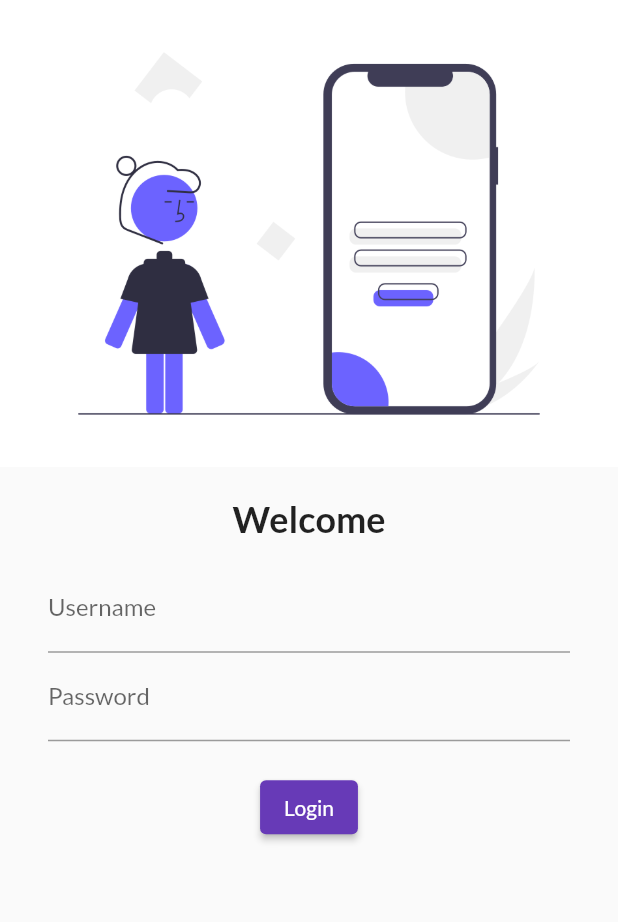
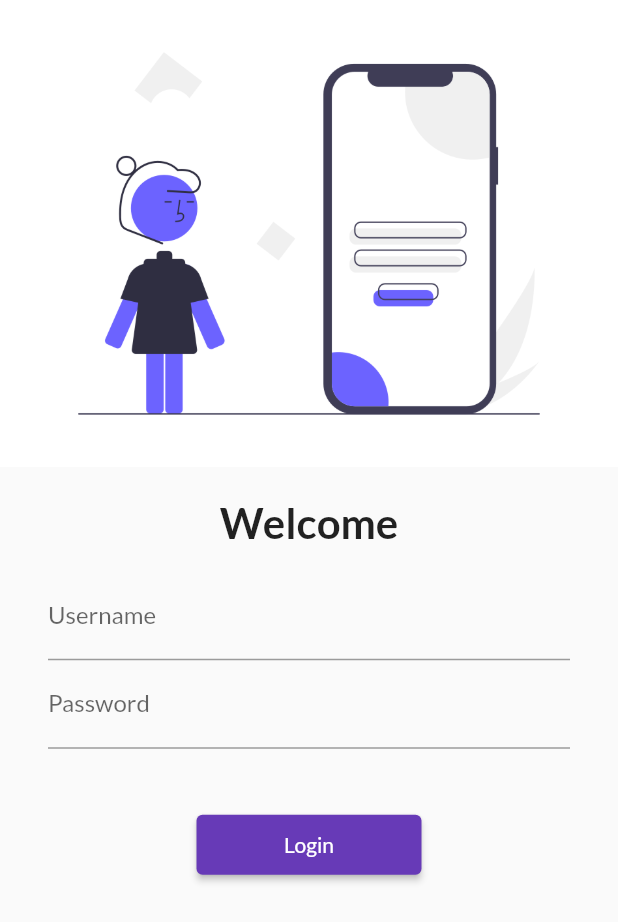
Before and after one commit to manendranathshukla/30DaysOfFlutter, a Flutter app: the screen it shows after launch, on a phone screen of 412 x 824 dp. Shown: the top 922 px of the screen. Run offline on Flutter 3.47's test engine with Material 2 defaults, Android fonts, the phone set to English and light mode, and no system bars; our stand-ins replace google_fonts.

Commit message:
day5 commit

```diff
--- a/lib/main.dart
+++ b/lib/main.dart
@@ -1,6 +1,7 @@
 import 'package:flutter/material.dart';
 import 'package:flutter_catalog/pages/home_page.dart';
 import 'package:flutter_catalog/pages/login_page.dart';
+import 'package:flutter_catalog/utils/routes.dart';
 import 'package:google_fonts/google_fonts.dart';
 
 void main() {
@@ -23,8 +24,8 @@ class MyApp extends StatelessWidget {
       initialRoute: "/login",
       routes: {
         "/": (context) => LoginPage(),
-        "/home": (context) => HomePage(),
-        "/login": (context) => LoginPage(),
+        MyRoutes.homeRoute: (context) => HomePage(),
+        MyRoutes.loginRoute: (context) => LoginPage(),
       },
     );
   }
--- a/lib/pages/login_page.dart
+++ b/lib/pages/login_page.dart
@@ -1,4 +1,5 @@
 import 'package:flutter/material.dart';
+import 'package:flutter_catalog/utils/routes.dart';
 
 class LoginPage extends StatelessWidget {
   const LoginPage({Key? key}) : super(key: key);
@@ -6,6 +7,7 @@ class LoginPage extends StatelessWidget {
   @override
   Widget build(BuildContext context) {
     return Material(
+      child: SingleChildScrollView(
         child: Column(children: [
           Image.asset(
             "assets/images/login.png",
@@ -16,10 +18,11 @@ class LoginPage extends StatelessWidget {
           ),
           Text(
             "Welcome",
-          style: TextStyle(fontSize: 24, fontWeight: FontWeight.bold),
+            style: TextStyle(fontSize: 28, fontWeight: FontWeight.bold),
           ),
           Padding(
-          padding: const EdgeInsets.symmetric(vertical: 16.0, horizontal: 32.0),
+            padding:
+                const EdgeInsets.symmetric(vertical: 16.0, horizontal: 32.0),
             child: Column(
               children: [
                 TextFormField(
@@ -36,16 +39,18 @@ class LoginPage extends StatelessWidget {
                   ),
                 ),
                 SizedBox(
-                height: 20.0,
+                  height: 40.0,
                 ),
                 ElevatedButton(
-                  onPressed: () => {},
-                  style: TextButton.styleFrom(),
+                    onPressed: () =>
+                        {Navigator.pushNamed(context, MyRoutes.homeRoute)},
+                    style: TextButton.styleFrom(minimumSize: Size(150, 40)),
                     child: Text("Login"))
               ],
             ),
           ),
         ]),
+      ),
     );
   }
 }
--- /dev/null
+++ b/lib/utils/routes.dart
@@ -0,0 +1,4 @@
+class MyRoutes {
+  static String loginRoute="/login";
+  static String homeRoute="/home";
+}
```
Lines whose indentation alone changed are shown as unchanged.
